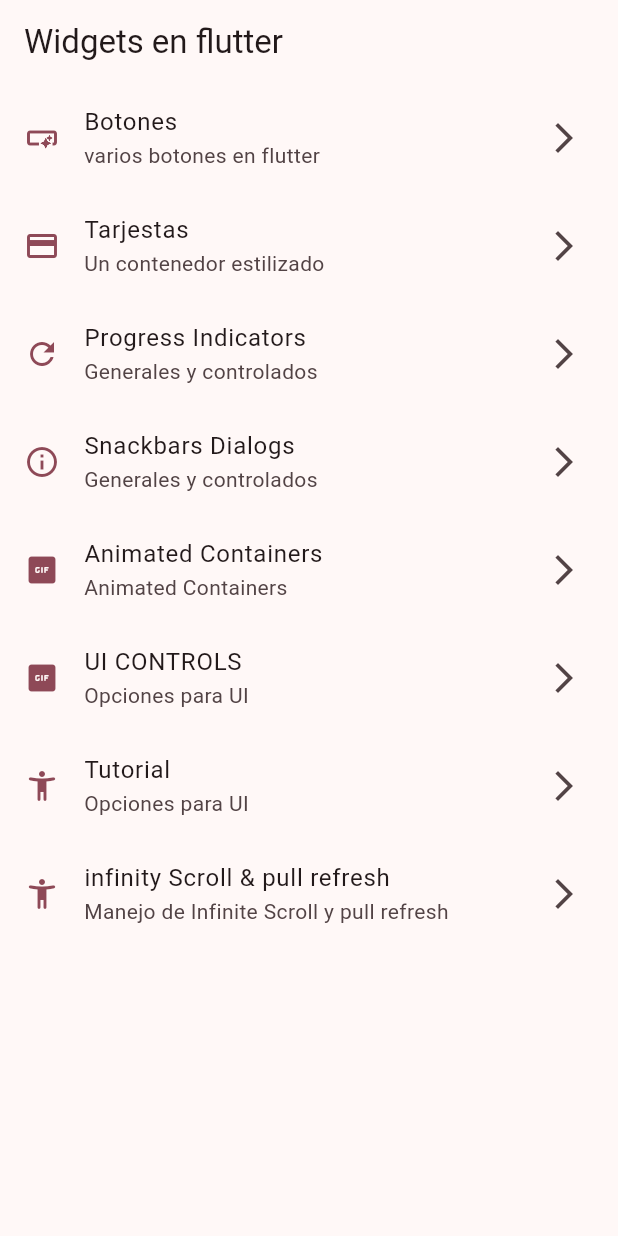
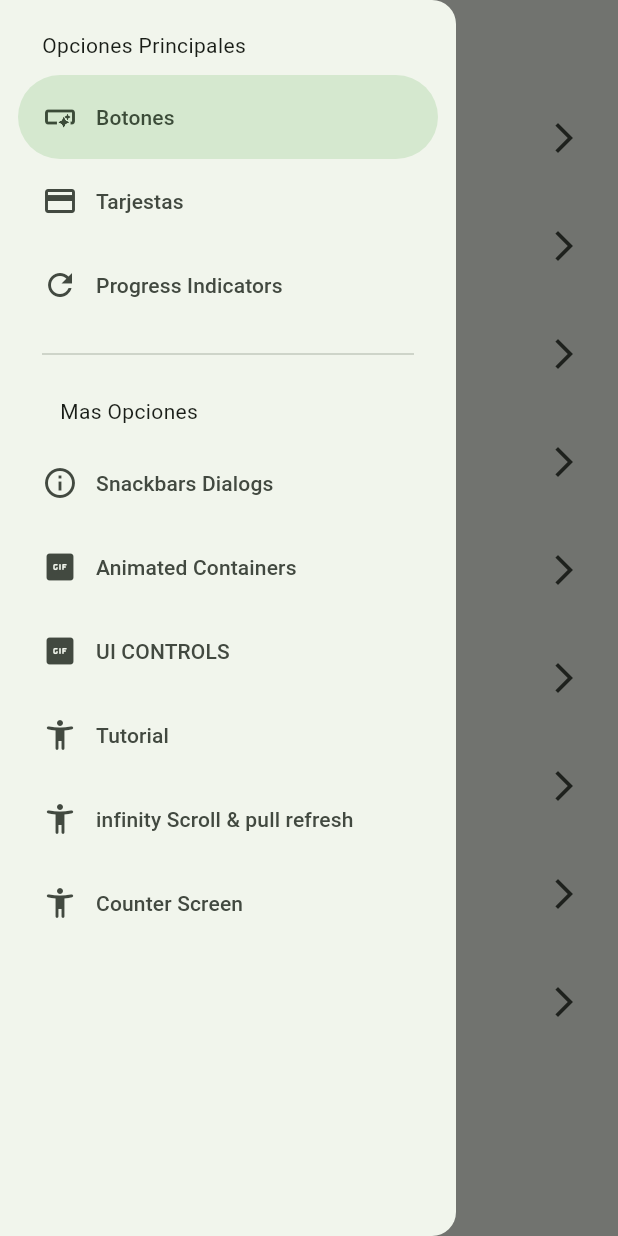
Before and after one commit to villafanenestor/widgets_app, a Flutter app: the screen it shows after launch, with the side drawer open (before the commit the screen has no drawer), on a phone screen of 412 x 824 dp. Run offline on Flutter 3.47's test engine with Material 2 defaults, Android fonts, the phone set to English and light mode, and no system bars; our stand-ins replace animate_do, flutter_riverpod, go_router; missing offline and left inert: dart:ffi.

Commit message:
Se empieza a trabajar con riverpool

```diff
--- a/lib/config/menu/menu_item.dart
+++ b/lib/config/menu/menu_item.dart
@@ -54,4 +54,9 @@ const appMenuItems = <MenuItem>[
       subTitle: 'Manejo de Infinite Scroll y pull refresh',
       link: '/infinite',
       icon: Icons.accessibility_new_rounded),
+  MenuItem(
+      title: 'Counter Screen',
+      subTitle: 'Counter Screen con Riverpool',
+      link: '/counter',
+      icon: Icons.accessibility_new_rounded),
 ];
--- a/lib/config/router/app_router.dart
+++ b/lib/config/router/app_router.dart
@@ -1,5 +1,6 @@
 import 'package:flutter/material.dart';
 import 'package:go_router/go_router.dart';
+import 'package:widgets_app/presentation/screens/counter/counter_screen.dart';
 import 'package:widgets_app/presentation/screens/screens.dart';
 
 final GoRouter appRouter = GoRouter(
@@ -50,5 +51,10 @@ final GoRouter appRouter = GoRouter(
       name: InfiniteScreen.name, //Propiedad estatica que se agrego a cada widget para luego ser llamada aca.
       builder: (context, state)=> InfiniteScreen(),
       ),
+    GoRoute(
+      path: '/counter',
+      name: CounterScreen.name, //Propiedad estatica que se agrego a cada widget para luego ser llamada aca.
+      builder: (context, state)=> const CounterScreen(),
+      ),
   ],
 );
--- a/lib/main.dart
+++ b/lib/main.dart
@@ -1,9 +1,11 @@
 import 'package:flutter/material.dart';
+import 'package:flutter_riverpod/flutter_riverpod.dart';
 import 'package:widgets_app/config/router/app_router.dart';
 import 'package:widgets_app/config/theme/app_theme.dart';
 
 void main() {
-  runApp(const MainApp());
+  runApp(
+    const ProviderScope(child: MainApp()),);
 }
 
 class MainApp extends StatelessWidget {
@@ -14,7 +16,7 @@ class MainApp extends StatelessWidget {
     return MaterialApp.router(
       title: 'Widgets de flutter',
       debugShowCheckedModeBanner: false,
-      theme: AppTheme(selectedColor: 4).getThemeData(),
+      theme: AppTheme(selectedColor: 2).getThemeData(),
       // home: const HomeScreen(),
       // routes: {
       //   '/buttons': (context) => const ButtonsScreen(),
--- /dev/null
+++ b/lib/presentation/providers/counter_provider.dart
@@ -0,0 +1,3 @@
+import 'package:flutter_riverpod/flutter_riverpod.dart';
+
+final counterProvider = StateProvider((ref) => 5);
--- /dev/null
+++ b/lib/presentation/providers/theme_provider.dart
@@ -0,0 +1,6 @@
+
+
+
+import 'package:flutter_riverpod/flutter_riverpod.dart';
+
+final themeProvider = StateProvider<bool>((ref) => false);
--- a/lib/presentation/screens/home/home_screen.dart
+++ b/lib/presentation/screens/home/home_screen.dart
@@ -2,6 +2,7 @@ import 'package:flutter/material.dart';
 import 'package:go_router/go_router.dart';
 import 'package:widgets_app/config/menu/menu_item.dart';
 import 'package:widgets_app/presentation/screens/screens.dart';
+import 'package:widgets_app/presentation/widgets/side_menu.dart';
 
 class HomeScreen extends StatelessWidget {
   static const name = 'home_screen';
@@ -9,11 +10,14 @@ class HomeScreen extends StatelessWidget {
 
   @override
   Widget build(BuildContext context) {
+    final scaffoldKey = GlobalKey<ScaffoldState>();
     return Scaffold(
+      key: scaffoldKey,
       appBar: AppBar(
-        title: Text('Widgets en flutter'),
+        title: const Text('Widgets en flutter'),
       ),
-      body: SafeArea(child: _HomeView()),
+      drawer: SideMenu(scaffoldKey: scaffoldKey,),
+      body: const SafeArea(child: _HomeView()),
     );
   }
 }
--- /dev/null
+++ b/lib/presentation/widgets/side_menu.dart
@@ -0,0 +1,52 @@
+import 'package:flutter/material.dart';
+import 'package:go_router/go_router.dart';
+import 'package:widgets_app/config/menu/menu_item.dart';
+
+
+
+class SideMenu extends StatefulWidget {
+  final GlobalKey<ScaffoldState> scaffoldKey;
+  const SideMenu({super.key, required this.scaffoldKey});
+
+  @override
+  State<SideMenu> createState() => _SideMenuState();
+}
+
+class _SideMenuState extends State<SideMenu> {
+  int navDrawerIndex = 0;
+  Widget build(BuildContext context) {
+    final hasNotch = MediaQuery.of(context).viewPadding.top >35; //Saber el padnig que hay en top, es para verificar si hay notch
+
+    return NavigationDrawer(
+      onDestinationSelected: (value){ //Para cambiar la opcion del menu
+        setState(() {
+          navDrawerIndex = value;
+
+        });
+        final menuItem = appMenuItems[value];
+        context.push(menuItem.link);
+        widget.scaffoldKey.currentState?.closeDrawer();//para cerrar Drawer o menu lateral
+
+
+      },
+      selectedIndex: navDrawerIndex,
+      children: [
+      Padding( padding: EdgeInsets.fromLTRB(28, hasNotch ? 0 : 20, 16, 10),//Si tiene noch no se agrega nada, si no tine entonces se agreag una separacion
+      child: Text('Opciones Principales')),
+      ...appMenuItems
+      .sublist(0,3)
+      .map((itemMenu) => //Se barre todos los items del menuff
+      NavigationDrawerDestination(icon: Icon(itemMenu.icon), label: Text(itemMenu.title)),
+      ),
+      const Padding(padding: EdgeInsetsDirectional.symmetric(horizontal: 28, vertical: 10),
+      child: Divider(),
+      ),
+      const Padding(padding: EdgeInsets.symmetric(horizontal: 40, vertical: 10), child: Text('Mas Opciones'),),
+      ...appMenuItems
+      .sublist(3)
+      .map((itemMenu) =>
+      NavigationDrawerDestination(icon: Icon(itemMenu.icon), label: Text(itemMenu.title),),),
+
+    ],);
+  }
+}
--- a/pubspec.yaml
+++ b/pubspec.yaml
@@ -10,6 +10,7 @@ dependencies:
   animate_do: ^3.0.2
   flutter:
     sdk: flutter
+  flutter_riverpod: ^2.3.6
   go_router: ^6.5.7
 
 dev_dependencies:
```
Also changed, not shown: lib/presentation/screens/counter/counter_screen.dart (added, +41 -0 lines), lib/presentation/screens/infinite/infinite_screen.dart (+10 -1 lines), pubspec.lock.
